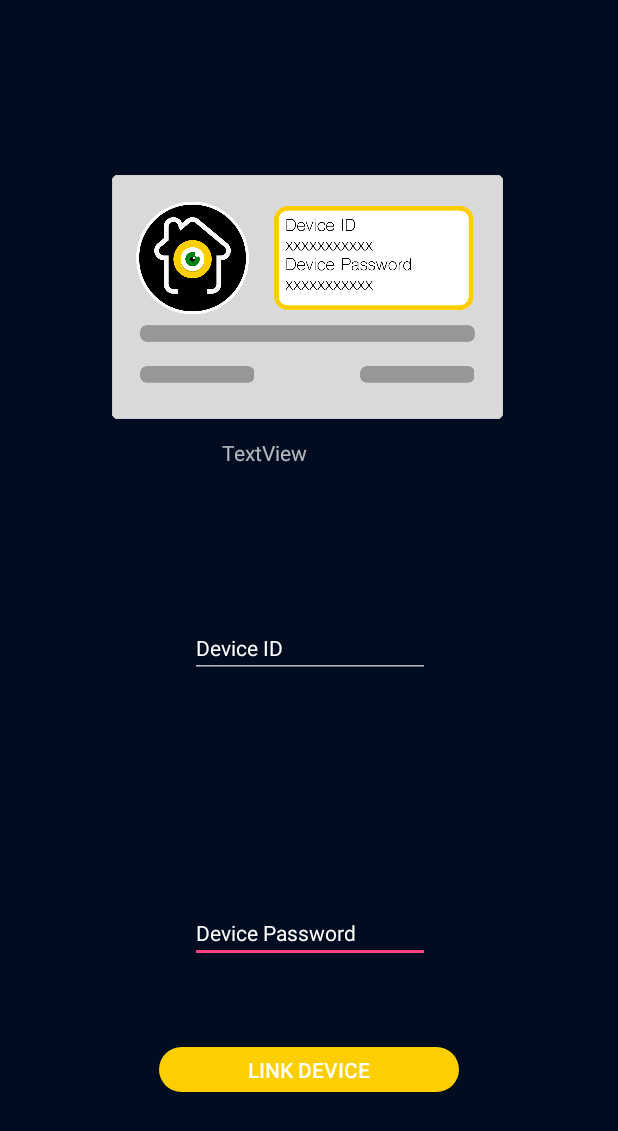
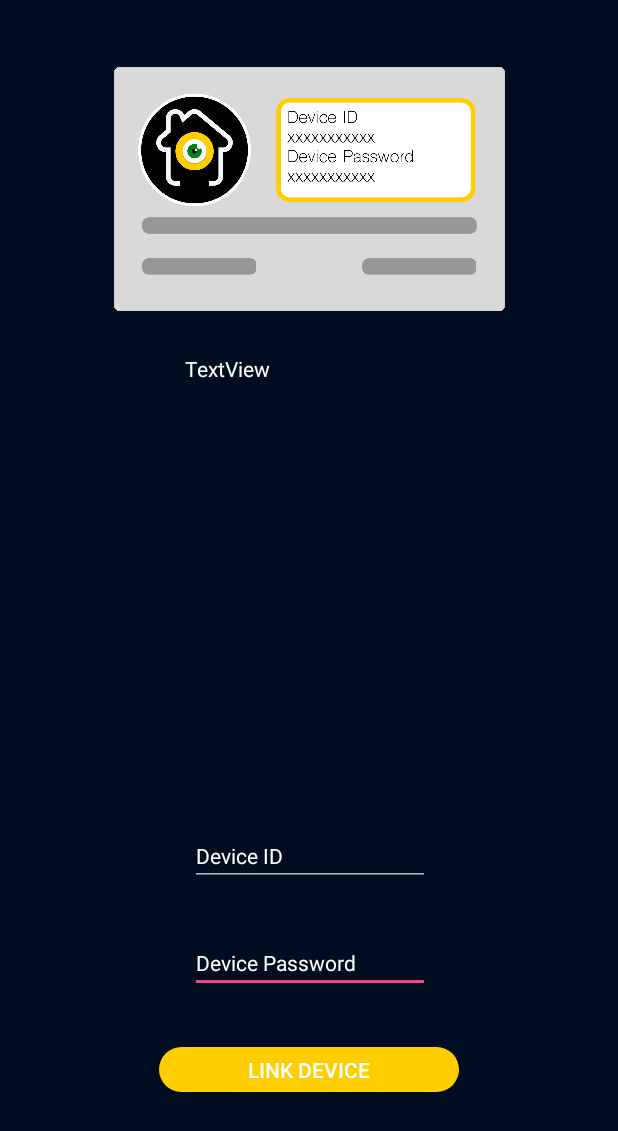
Before and after one commit to ankitrajan/Awareness, an Android app: the layout activity_add_device.xml on its own in the app's theme, with its tools: preview values and no code run, on a phone screen of 412 x 824 dp. Shown: the top 1131 px of the screen. Run offline under Robolectric (Android 15) with nearby library versions, the phone set to English and light mode, and no system bars.

Commit message:
UI/Ux changes 15/3/2018 color fix

```diff
--- a/app/src/main/res/layout/activity_add_device.xml
+++ b/app/src/main/res/layout/activity_add_device.xml
@@ -9,19 +9,19 @@
 
     <EditText
         android:id="@+id/DevicePasswordField"
-        android:maxLength="10"
-        android:digits="0123456789qwertzuiopasdfghjklyxcvbnmQWERTYUIOPASDFGHJKLZXCVBNM"
         android:layout_width="wrap_content"
         android:layout_height="39dp"
-        android:layout_marginBottom="56dp"
+        android:layout_marginBottom="36dp"
         android:layout_marginEnd="8dp"
         android:layout_marginStart="8dp"
+        android:digits="0123456789qwertzuiopasdfghjklyxcvbnmQWERTYUIOPASDFGHJKLZXCVBNM"
         android:ems="10"
         android:hint="Device Password"
         android:inputType="textPassword"
-        android:textSize="14sp"
+        android:maxLength="10"
+        android:textAppearance="@style/TextAppearance.AppCompat"
+        android:textColor="@android:color/white"
         android:textColorHint="#FFFFFF"
-        android:textColor="@android:color/white"
         app:layout_constraintBottom_toTopOf="@+id/LinkDevice"
         app:layout_constraintEnd_toEndOf="parent"
         app:layout_constraintHorizontal_bias="0.502"
@@ -29,25 +29,23 @@
 
     <EditText
         android:id="@+id/DeviceField"
-        android:maxLength="10"
-        android:digits="0123456789qwertzuiopasdfghjklyxcvbnmQWERTYUIOPASDFGHJKLZXCVBNM"
         android:layout_width="wrap_content"
         android:layout_height="wrap_content"
-        android:layout_marginBottom="106dp"
+        android:layout_marginBottom="32dp"
         android:layout_marginEnd="8dp"
         android:layout_marginStart="8dp"
-        android:layout_marginTop="49dp"
+        android:digits="0123456789qwertzuiopasdfghjklyxcvbnmQWERTYUIOPASDFGHJKLZXCVBNM"
         android:ems="10"
         android:hint="Device ID"
+        android:inputType="textPersonName"
+        android:maxLength="10"
+        android:textColor="@android:color/white"
         android:textColorHint="#FFFFFF"
-        android:textColor="@android:color/white"
-        android:inputType="textPersonName"
         android:textSize="14sp"
         app:layout_constraintBottom_toTopOf="@+id/DevicePasswordField"
         app:layout_constraintEnd_toEndOf="parent"
         app:layout_constraintHorizontal_bias="0.502"
-        app:layout_constraintStart_toStartOf="parent"
-        app:layout_constraintTop_toBottomOf="@+id/imageView4" />
+        app:layout_constraintStart_toStartOf="parent" />
 
     <Button
         android:id="@+id/LinkDevice"
@@ -67,11 +65,9 @@
         android:id="@+id/imageView4"
         android:layout_width="298dp"
         android:layout_height="164dp"
-        android:layout_marginBottom="37dp"
-        android:layout_marginEnd="32dp"
-        android:layout_marginStart="30dp"
-        android:layout_marginTop="71dp"
-        app:layout_constraintBottom_toTopOf="@+id/DeviceField"
+        android:layout_marginEnd="8dp"
+        android:layout_marginStart="8dp"
+        android:layout_marginTop="44dp"
         app:layout_constraintEnd_toEndOf="parent"
         app:layout_constraintStart_toStartOf="parent"
         app:layout_constraintTop_toTopOf="parent"
@@ -79,14 +75,22 @@
 
     <TextView
         android:id="@+id/CurrentDevice"
-        android:layout_width="116dp"
-        android:layout_height="29dp"
+        android:layout_width="166dp"
+        android:layout_height="39dp"
         android:layout_marginEnd="8dp"
         android:layout_marginStart="8dp"
-        android:layout_marginTop="12dp"
+        android:layout_marginTop="28dp"
         android:text="TextView"
+        android:textColor="#FFFFFF"
         app:layout_constraintEnd_toEndOf="parent"
         app:layout_constraintStart_toStartOf="parent"
         app:layout_constraintTop_toBottomOf="@+id/imageView4" />
 
+    <android.support.constraint.Guideline
+        android:id="@+id/guideline6"
+        android:layout_width="wrap_content"
+        android:layout_height="wrap_content"
+        android:orientation="vertical"
+        app:layout_constraintGuide_begin="20dp" />
+
 </android.support.constraint.ConstraintLayout>
--- a/app/src/main/res/layout/activity_my_account.xml
+++ b/app/src/main/res/layout/activity_my_account.xml
@@ -49,6 +49,7 @@
         android:layout_height="match_parent"
         android:layout_gravity="start"
         android:fitsSystemWindows="true"
+        app:itemTextColor="@android:color/black"
         app:menu="@menu/menu_my_account">
 
     </android.support.design.widget.NavigationView>
--- a/app/src/main/res/menu/menu_my_account.xml
+++ b/app/src/main/res/menu/menu_my_account.xml
@@ -4,6 +4,7 @@
 
     <item
         android:id="@+id/configure_device"
+
         android:title="Configure Device" />
 
     <item android:id="@+id/settings"
@@ -12,6 +13,7 @@
 
     <item
         android:id="@+id/sign_out"
-        android:title="Sign Out" />
+        android:title="Sign Out"
+        android:icon="@mipmap/ic_signoutnavicon"/>
 
 </menu>
--- a/app/src/main/res/values/styles.xml
+++ b/app/src/main/res/values/styles.xml
@@ -9,7 +9,6 @@
     </style>
 
     <style name="AppTheme.NoActionBar" parent="Theme.AppCompat.Light.DarkActionBar">
-        <item name="android:textColor">#FFFF</item>
         <item name="windowActionBar">false</item>
         <item name="windowNoTitle">true</item>
     </style>
```
Also changed, not shown: app/src/main/res/layout/activity_analysis.xml (+9 -6 lines), app/src/main/res/layout/nav_action.xml (added, +9 -0 lines), app/src/main/res/mipmap-xhdpi/ic_signoutnavicon.png (added).
